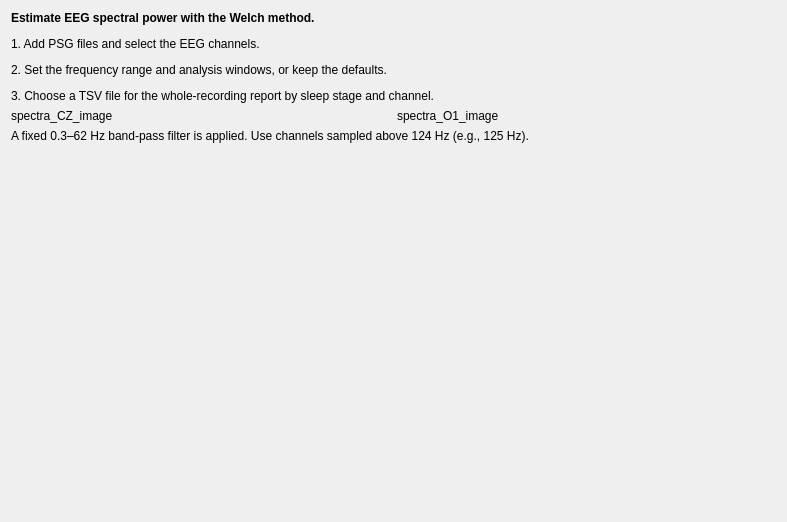
Qt form tools/CEAMSTools/EEGSpectralAnalysis/IntroStep/Ui_IntroStep.ui (SnoozToolbox/snooz-package-ceams) before a commit.
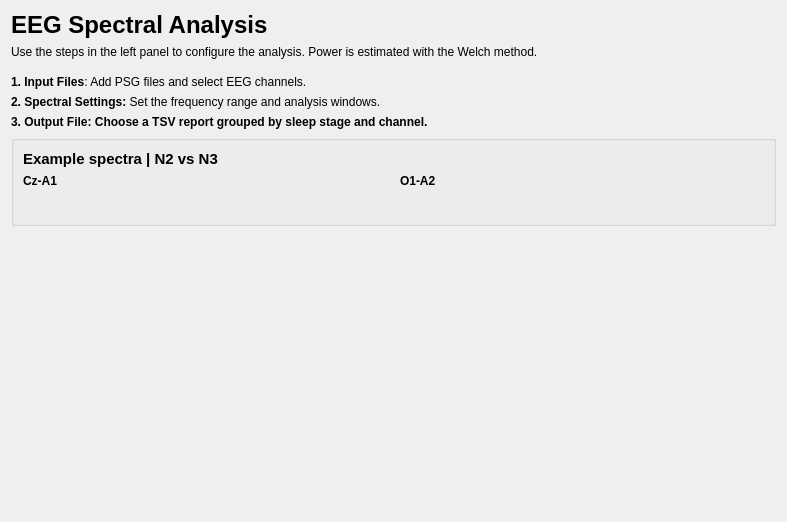
The same form after that commit.

Commit message: WIP: updated the Intro page

What changed in the file:
```diff
--- a/tools/CEAMSTools/EEGSpectralAnalysis/IntroStep/Ui_IntroStep.ui
+++ b/tools/CEAMSTools/EEGSpectralAnalysis/IntroStep/Ui_IntroStep.ui
@@ -12,37 +12,176 @@
   </property>
   <layout class="QVBoxLayout" name="verticalLayout">
    <item>
-    <widget class="QLabel" name="label_2">
+    <widget class="QLabel" name="titleLabel">
+     <property name="font">
+      <font>
+       <pointsize>18</pointsize>
+       <bold>true</bold>
+      </font>
+     </property>
      <property name="text">
-      <string>&lt;html&gt;&lt;head/&gt;&lt;body&gt;&lt;p&gt;&lt;span style=&quot; font-weight:700;&quot;&gt;Estimate EEG spectral power with the Welch method.&lt;/span&gt;&lt;/p&gt;&lt;p&gt;1. Add PSG files and select the EEG channels.&lt;/p&gt;&lt;p&gt;2. Set the frequency range and analysis windows, or keep the defaults.&lt;/p&gt;&lt;p&gt;3. Choose a TSV file for the whole-recording report by sleep stage and channel.&lt;/p&gt;&lt;/body&gt;&lt;/html&gt;</string>
+      <string>EEG Spectral Analysis</string>
      </property>
     </widget>
    </item>
    <item>
-    <layout class="QHBoxLayout" name="horizontalLayout">
-     <item>
-      <widget class="QLabel" name="spectra_CZ_image">
-       <property name="text">
-        <string>spectra_CZ_image</string>
-       </property>
-      </widget>
-     </item>
-     <item>
-      <widget class="QLabel" name="spectra_O1_image">
-       <property name="text">
-        <string>spectra_O1_image</string>
-       </property>
-      </widget>
-     </item>
-    </layout>
+    <widget class="QLabel" name="subtitleLabel">
+     <property name="text">
+      <string>Use the steps in the left panel to configure the analysis. Power is estimated with the Welch method.</string>
+     </property>
+    </widget>
    </item>
    <item>
-    <widget class="QLabel" name="label">
+    <spacer name="verticalSpacer_2">
+     <property name="orientation">
+      <enum>Qt::Orientation::Vertical</enum>
+     </property>
+     <property name="sizeType">
+      <enum>QSizePolicy::Policy::Fixed</enum>
+     </property>
+     <property name="sizeHint" stdset="0">
+      <size>
+       <width>20</width>
+       <height>10</height>
+      </size>
+     </property>
+    </spacer>
+   </item>
+   <item>
+    <widget class="QLabel" name="inputFilesTitle">
+     <property name="minimumSize">
+      <size>
+       <width>150</width>
+       <height>0</height>
+      </size>
+     </property>
+     <property name="font">
+      <font>
+       <bold>true</bold>
+      </font>
+     </property>
      <property name="text">
-      <string>A fixed 0.3–62 Hz band-pass filter is applied. Use channels sampled above 124 Hz (e.g., 125 Hz).</string>
+      <string>&lt;html&gt;&lt;head/&gt;&lt;body&gt;&lt;p&gt;1. Input Files&lt;span style=&quot; font-weight:400;&quot;&gt;: Add PSG files and select EEG channels.&lt;/span&gt;&lt;/p&gt;&lt;/body&gt;&lt;/html&gt;</string>
      </property>
     </widget>
    </item>
+   <item>
+    <widget class="QLabel" name="spectralSettingsTitle">
+     <property name="minimumSize">
+      <size>
+       <width>150</width>
+       <height>0</height>
+      </size>
+     </property>
+     <property name="font">
+      <font>
+       <bold>true</bold>
+      </font>
+     </property>
+     <property name="text">
+      <string>&lt;html&gt;&lt;head/&gt;&lt;body&gt;&lt;p&gt;2. Spectral Settings:&lt;span style=&quot; font-weight:400;&quot;&gt; Set the frequency range and analysis windows.&lt;/span&gt;&lt;/p&gt;&lt;/body&gt;&lt;/html&gt;</string>
+     </property>
+    </widget>
+   </item>
+   <item>
+    <widget class="QLabel" name="outputFileTitle">
+     <property name="minimumSize">
+      <size>
+       <width>150</width>
+       <height>0</height>
+      </size>
+     </property>
+     <property name="font">
+      <font>
+       <bold>true</bold>
+      </font>
+     </property>
+     <property name="text">
+      <string>&lt;html&gt;&lt;head/&gt;&lt;body&gt;&lt;p&gt;3. Output File: &lt;span style=&quot; font-weight:400;&quot;&gt;Choose a TSV report grouped by sleep stage and channel.&lt;/span&gt;&lt;/p&gt;&lt;/body&gt;&lt;/html&gt;</string>
+     </property>
+    </widget>
+   </item>
+   <item>
+    <widget class="QGroupBox" name="spectraGroupBox">
+     <property name="title">
+      <string/>
+     </property>
+     <layout class="QVBoxLayout" name="spectraGroupLayout">
+      <item>
+       <widget class="QLabel" name="spectraHeading">
+        <property name="font">
+         <font>
+          <pointsize>11</pointsize>
+          <bold>true</bold>
+         </font>
+        </property>
+        <property name="text">
+         <string>Example spectra | N2 vs N3</string>
+        </property>
+       </widget>
+      </item>
+      <item>
+       <layout class="QHBoxLayout" name="spectraLayout">
+        <property name="spacing">
+         <number>12</number>
+        </property>
+        <item>
+         <layout class="QVBoxLayout" name="czSpectraLayout">
+          <item>
+           <widget class="QLabel" name="czSpectraTitle">
+            <property name="font">
+             <font>
+              <bold>true</bold>
+             </font>
+            </property>
+            <property name="text">
+             <string>Cz-A1</string>
+            </property>
+           </widget>
+          </item>
+          <item>
+           <widget class="QLabel" name="spectra_CZ_image">
+            <property name="text">
+             <string/>
+            </property>
+            <property name="alignment">
+             <set>Qt::AlignmentFlag::AlignCenter</set>
+            </property>
+           </widget>
+          </item>
+         </layout>
+        </item>
+        <item>
+         <layout class="QVBoxLayout" name="o1SpectraLayout">
+          <item>
+           <widget class="QLabel" name="o1SpectraTitle">
+            <property name="font">
+             <font>
+              <bold>true</bold>
+             </font>
+            </property>
+            <property name="text">
+             <string>O1-A2</string>
+            </property>
+           </widget>
+          </item>
+          <item>
+           <widget class="QLabel" name="spectra_O1_image">
+            <property name="text">
+             <string/>
+            </property>
+            <property name="alignment">
+             <set>Qt::AlignmentFlag::AlignCenter</set>
+            </property>
+           </widget>
+          </item>
+         </layout>
+        </item>
+       </layout>
+      </item>
+     </layout>
+    </widget>
+   </item>
    <item>
     <spacer name="verticalSpacer">
      <property name="orientation">
@@ -51,7 +190,7 @@
      <property name="sizeHint" stdset="0">
       <size>
        <width>20</width>
-       <height>40</height>
+       <height>0</height>
       </size>
      </property>
     </spacer>
```
The commit also changes 1 other file.
